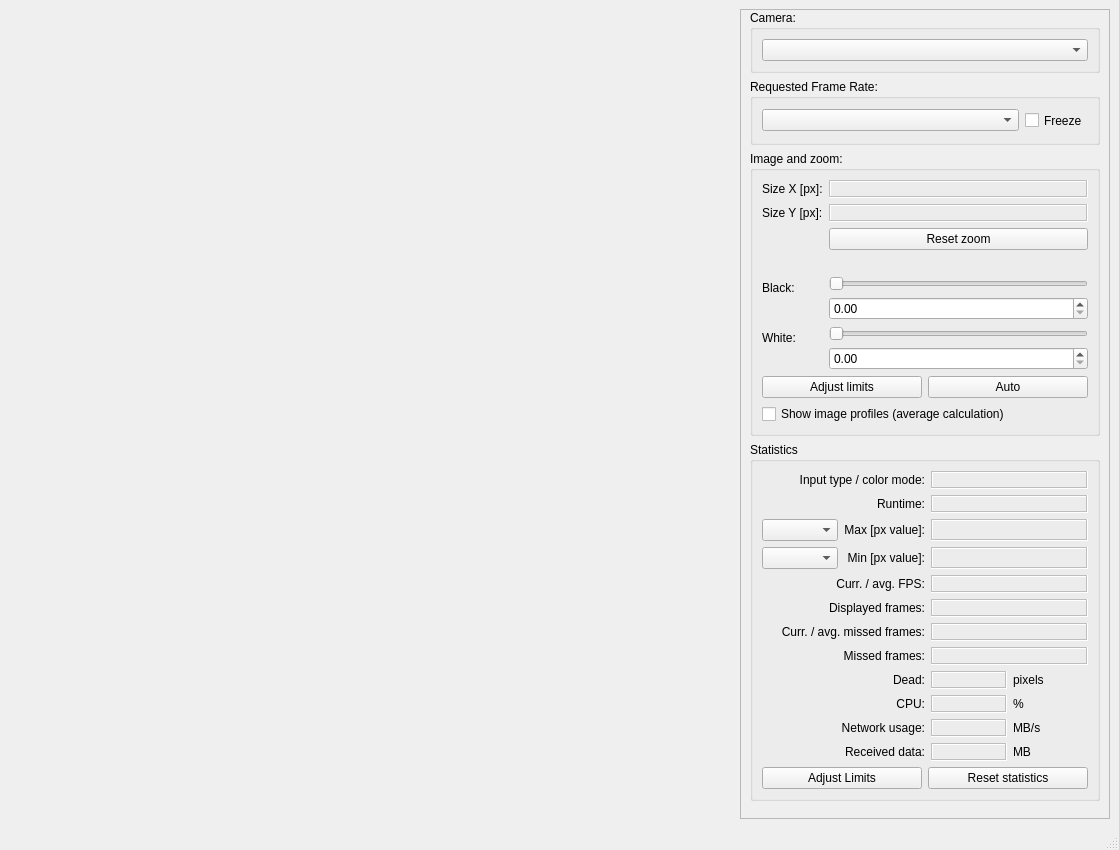
First picture: the form in c2dataviewer/ui/imagev.ui, repository epics-extensions/c2dataviewer, before the edit.
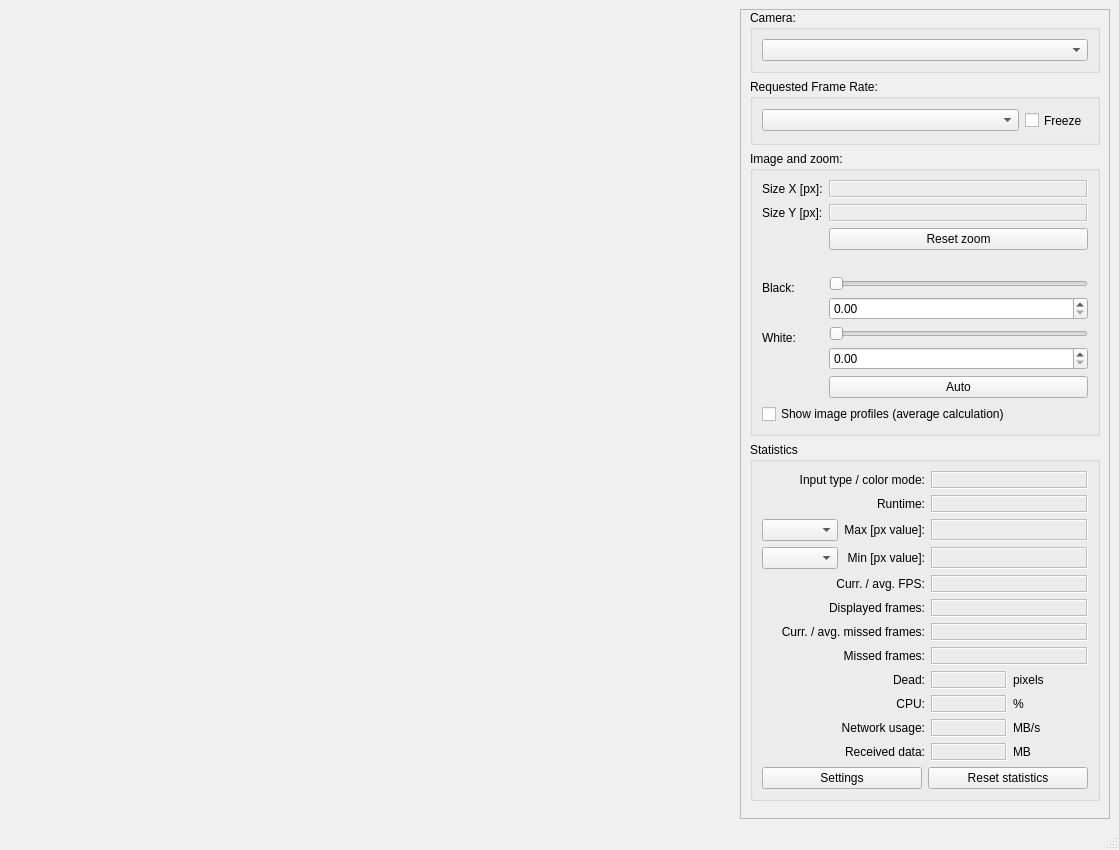
Second picture: the form after the edit. Custom widgets are drawn as their Qt base class.

Commit message: Resolve "Image app: make embeddedDataLen configurable" and "Turn off dead pixels by default"

The edit to the form file:
```diff
--- a/c2dataviewer/ui/imagev.ui
+++ b/c2dataviewer/ui/imagev.ui
@@ -115,9 +115,9 @@
           <property name="geometry">
            <rect>
             <x>0</x>
-            <y>0</y>
+            <y>-84</y>
             <width>354</width>
-            <height>872</height>
+            <height>870</height>
            </rect>
           </property>
           <layout class="QVBoxLayout" name="verticalLayout_11">
@@ -349,16 +349,7 @@
                 </property>
                </widget>
               </item>
-              <item row="7" column="0" colspan="2">
-               <layout class="QHBoxLayout" name="horizontalLayout">
-                <item>
-                 <widget class="QPushButton" name="imageLimitsAdjust">
-                  <property name="text">
-                   <string>Adjust limits</string>
-                  </property>
-                 </widget>
-                </item>
-                <item>
+              <item row="7" column="1">
                  <widget class="QPushButton" name="imageAutoAdjust">
                   <property name="text">
                    <string>Auto</string>
@@ -366,8 +357,6 @@
                  </widget>
                 </item>
                </layout>
-              </item>
-             </layout>
             </widget>
            </item>
            <item>
@@ -757,7 +746,7 @@
                 <item>
                  <widget class="QPushButton" name="adjustLimits">
                   <property name="text">
-                   <string>Adjust Limits</string>
+                   <string>Settings</string>
                   </property>
                  </widget>
                 </item>
```
Left out of the diff: 2 changed lines with no effect on the pictures. Lines whose indentation alone changed are shown as unchanged. The commit also changes 9 other files.
